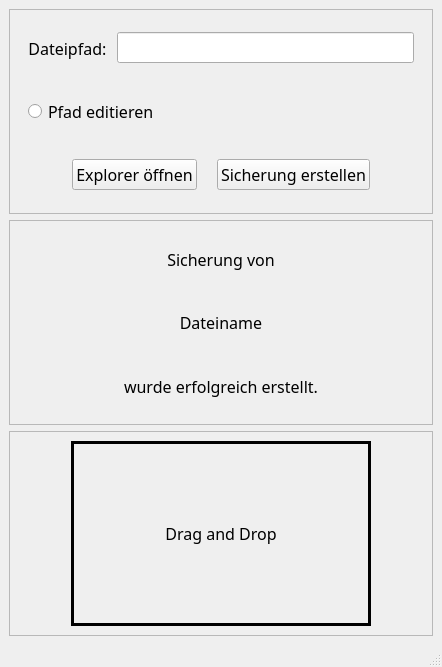
This is UI/frm_main_window.ui in dampfwolke/Bagup as Qt 5 draws it before an edit. The edited form follows.
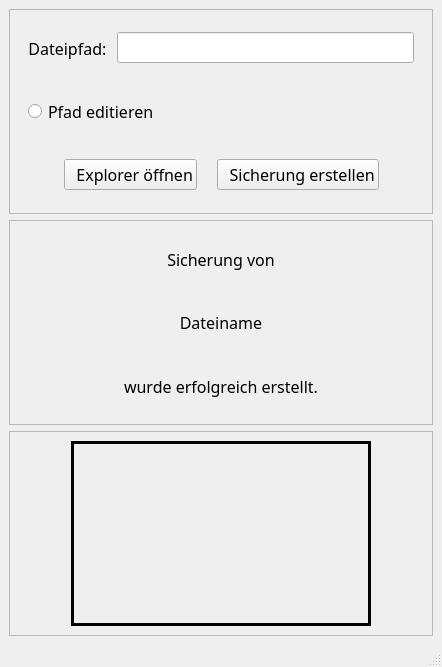
This is the edited form. Icons and pictures are not drawn.

Diff of the .ui file:
```diff
--- a/UI/frm_main_window.ui
+++ b/UI/frm_main_window.ui
@@ -108,7 +108,17 @@
              </size>
             </property>
             <property name="text">
-             <string>Explorer öffnen</string>
+             <string>  Explorer öffnen</string>
+            </property>
+            <property name="icon">
+             <iconset resource="Icons/icons.qrc">
+              <normaloff>:/images/explorer.png</normaloff>:/images/explorer.png</iconset>
+            </property>
+            <property name="iconSize">
+             <size>
+              <width>22</width>
+              <height>22</height>
+             </size>
             </property>
            </widget>
           </item>
@@ -121,7 +131,17 @@
              </size>
             </property>
             <property name="text">
-             <string>Sicherung erstellen</string>
+             <string>  Sicherung erstellen</string>
+            </property>
+            <property name="icon">
+             <iconset resource="Icons/icons.qrc">
+              <normaloff>:/images/diskette.png</normaloff>:/images/diskette.png</iconset>
+            </property>
+            <property name="iconSize">
+             <size>
+              <width>22</width>
+              <height>22</height>
+             </size>
             </property>
            </widget>
           </item>
@@ -240,7 +260,10 @@
           <number>3</number>
          </property>
          <property name="text">
-          <string>Drag and Drop</string>
+          <string/>
+         </property>
+         <property name="pixmap">
+          <pixmap resource="Icons/icons.qrc">:/images/briefcase.gif</pixmap>
          </property>
          <property name="scaledContents">
           <bool>true</bool>
```
Left out of the diff: 10 changed lines with no effect on the pictures.
